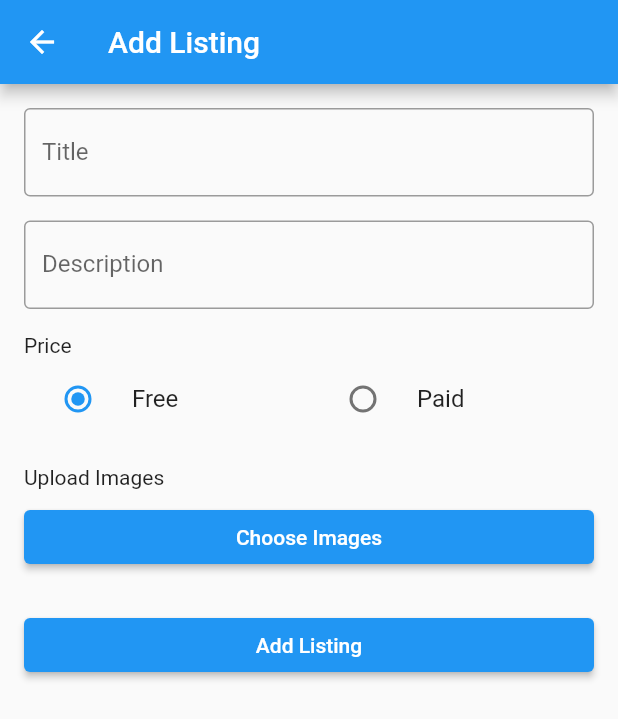
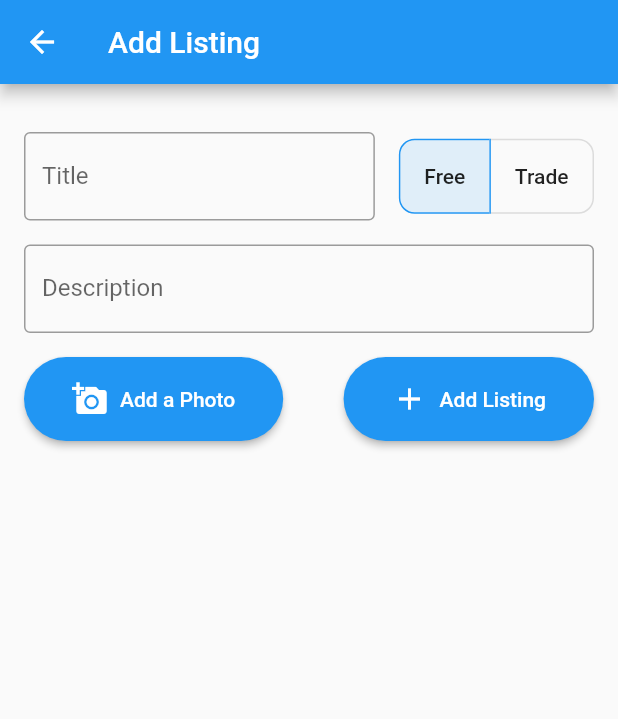
Before and after one commit to uhojin/student-trading-post, a Flutter app: the AddListingScreen screen opened directly, on a phone screen of 412 x 824 dp. Shown: the top 719 px of the screen. Run offline on Flutter 3.47's test engine with Material 2 defaults, Android fonts, the light colour scheme and no system bars; our stand-ins replace appinio_swiper, camera, cloud_firestore, firebase_auth, firebase_core, firebase_storage and 1 more; accounts and stored records are empty; network calls fail; statements that could not run were skipped.

Commit message:
Add listing UI redesign

```diff
--- a/lib/screens/add_listing_screen.dart
+++ b/lib/screens/add_listing_screen.dart
@@ -149,84 +149,6 @@ class _AddListingScreenState extends State<AddListingScreen> {
     }
   }
 
-  // void _submitListing() async {
-  //   if (_formKey.currentState != null &&
-  //       _formKey.currentState!.validate() &&
-  //       _imageFiles.isNotEmpty) {
-  //     _formKey.currentState!.save();
-  //
-  //     setState(() {
-  //       _isUploading = true;
-  //     });
-  //
-  //     // Upload image files to Firebase Storage
-  //     List<String> imageDownloadUrls = [];
-  //     try {
-  //       for (var i = 0; i < _imageFiles.length; i++) {
-  //         String fileName = '${DateTime.now().millisecondsSinceEpoch}_$i'; // Add index to the filename to avoid duplicates
-  //         Reference storageReference = FirebaseStorage.instance
-  //             .ref()
-  //             .child('listing_images/$fileName');
-  //         UploadTask uploadTask = storageReference.putFile(_imageFiles[i]);
-  //         TaskSnapshot taskSnapshot = await uploadTask.whenComplete(() {});
-  //         String imageDownloadUrl = await taskSnapshot.ref.getDownloadURL();
-  //         imageDownloadUrls.add(imageDownloadUrl);
-  //       }
-  //     } catch (e) {
-  //       print('Error uploading images: $e');
-  //       setState(() {
-  //         _isUploading = false;
-  //       });
-  //       return;
-  //     }
-  //
-  //     // Create a new document in the 'listings' collection in Cloud Firestore
-  //     try {
-  //       CollectionReference listingsCollection = FirebaseFirestore.instance
-  //           .collection('listings');
-  //       String userId = FirebaseAuth.instance.currentUser!.uid; // Get current user ID
-  //       await listingsCollection.add({
-  //         'userId': userId, // Include user ID in the document
-  //         'title': _title,
-  //         'description': _description,
-  //         'isFree': _isFree,
-  //         'imageUrls': imageDownloadUrls,
-  //         'timestamp': FieldValue.serverTimestamp(),
-  //       });
-  //       print('Listing added successfully');
-  //       setState(() {
-  //         _isUploading = false;
-  //       });
-  //       // Handle success
-  //
-  //       await Future.delayed(const Duration(seconds: 1));
-  //       if (!context.mounted) return;
-  //       Navigator.of(context as BuildContext).pop();
-  //     } catch (e) {
-  //       print('Error adding listing: $e');
-  //
-  //       setState(() {
-  //         _isUploading = false;
-  //       });
-  //       // Handle error adding listing
-  //     }
-  //   }
-  // }
-
-  Future<List<String>> _uploadImagesToStorage() async {
-    List<String> imageUrls = [];
-    FirebaseStorage storage = FirebaseStorage.instance;
-    for (var imageFile in _imageFiles) {
-      String fileName = path.basename(imageFile.path);
-      Reference ref = storage.ref().child('images/$fileName');
-      UploadTask uploadTask = ref.putFile(imageFile);
-      TaskSnapshot taskSnapshot = await uploadTask.whenComplete(() => null);
-      String imageUrl = await taskSnapshot.ref.getDownloadURL();
-      imageUrls.add(imageUrl);
-    }
-    return imageUrls;
-  }
-
   @override
   Widget build(BuildContext context) {
     return Scaffold(
@@ -241,8 +163,17 @@ class _AddListingScreenState extends State<AddListingScreen> {
             child: Column(
               crossAxisAlignment: CrossAxisAlignment.stretch,
               children: [
-                TextFormField(
-                  decoration: InputDecoration(
+                // const SizedBox(height: 16),
+                // const Text('Upload Images'),
+                // const SizedBox(height: 8),
+
+
+                const SizedBox(height: 16),
+
+                Row(
+                  children: [
+                  Expanded(child: TextFormField(
+                    decoration: const InputDecoration(
                       labelText: 'Title',
                       border: OutlineInputBorder(),
                     ),
@@ -256,9 +187,44 @@ class _AddListingScreenState extends State<AddListingScreen> {
                       _title = value!;
                     },
                   ),
-                SizedBox(height: 16),
+                  ),
+                    const SizedBox(width: 16),
+                    ToggleButtons(
+                      isSelected: [_isFree, !_isFree],
+                      selectedColor: Colors.white,
+                      borderRadius: BorderRadius.circular(10),
+                      color: Colors.grey,
+                      selectedBorderColor: Colors.blue,
+                      onPressed: (int index) {
+                        setState(() {
+                          _isFree = index == 0;
+                        });
+                      },
+                      children: <Widget>[
+                        Padding(
+                          padding: const EdgeInsets.symmetric(horizontal: 16.0),
+                          child: Text(
+                            'Free',
+                            style: Theme.of(context).textTheme.labelLarge,
+                          ),
+                        ),
+                        Padding(
+                          padding: const EdgeInsets.symmetric(horizontal: 16.0),
+                          child: Text(
+                            'Trade',
+                            style: Theme.of(context).textTheme.labelLarge,
+                          ),
+                        ),
+                      ],
+                    ),
+                ],),
+
+
+
+
+                const SizedBox(height: 16),
                 TextFormField(
-                  decoration: InputDecoration(
+                  decoration: const InputDecoration(
                     labelText: 'Description',
                     border: OutlineInputBorder(),
                   ),
@@ -272,49 +238,61 @@ class _AddListingScreenState extends State<AddListingScreen> {
                     _description = value!;
                   },
                 ),
-                SizedBox(height: 16),
-                Text('Price'),
+                const SizedBox(height: 16),
+                // const Text('Give it away or trade it'),
                 Row(
+                  mainAxisAlignment: MainAxisAlignment.spaceBetween,
+
                   children: [
-                    Expanded(
-                      child: RadioListTile<bool>(
-                        title: Text('Free'),
-                        value: true,
-                        groupValue: _isFree,
-                        onChanged: (bool? value) {
-                          setState(() {
-                            _isFree = value!;
-                          });
-                        },
-                      ),
-                    ),
-                    Expanded(
-                      child: RadioListTile<bool>(
-                        title: Text('Paid'),
-                        value: false,
-                        groupValue: _isFree,
-                        onChanged: (bool? value) {
-                          setState(() {
-                            _isFree = value!;
-                          });
-                        },
-                      ),
-                    ),
-                  ],
-                ),
-                SizedBox(height: 16),
-                Text('Upload Images'),
-                SizedBox(height: 8),
-                ElevatedButton(
+                    ElevatedButton.icon(
                         onPressed: () {
                           _showImageSourceDialog();
                         },
-                  child: Text('Choose Images'),
+
+                        icon: const Icon(Icons.add_a_photo),
+                        label: const Text('Add a Photo'),
+                        style: ElevatedButton.styleFrom(
+                          shape: RoundedRectangleBorder(
+                            borderRadius: BorderRadius.circular(32.0),
                           ),
-                SizedBox(height: 8),
+                          padding: const EdgeInsets.symmetric(horizontal: 32.0, vertical: 16.0),
+                        )
+                    ),
+
+                    ElevatedButton.icon(
+                      onPressed: _submitListing,
+                      icon: _isUploading
+                          ? const SizedBox(
+                        height: 20,
+                        width: 20,
+                        child: CircularProgressIndicator(
+                          color: Colors.white,
+                        ),
+                      )
+                          : Icon(Icons.add),
+                      label: Text('Add Listing'),
+                        style: ElevatedButton.styleFrom(
+                          shape: RoundedRectangleBorder(
+                            borderRadius: BorderRadius.circular(32.0),
+                          ),
+                          padding: const EdgeInsets.symmetric(horizontal: 32.0, vertical: 16.0),
+                        )
+                    ),
+
+
+
+                  ],
+                ),
+
+
+
+                // const SizedBox(height: 8),
+
+                const SizedBox(height: 16),
+
                 _imageFiles.isNotEmpty
                     ? GridView.count(
-                  physics: NeverScrollableScrollPhysics(),
+                  physics: const NeverScrollableScrollPhysics(),
                   shrinkWrap: true,
                   crossAxisCount: 3,
                   children: _imageFiles.map((imageFile) {
@@ -325,7 +303,7 @@ class _AddListingScreenState extends State<AddListingScreen> {
                           top: 0,
                           right: 0,
                           child: IconButton(
-                            icon: Icon(Icons.close),
+                            icon: const Icon(Icons.close),
                             onPressed: () {
                               setState(() {
                                 _imageFiles.remove(imageFile);
@@ -338,19 +316,6 @@ class _AddListingScreenState extends State<AddListingScreen> {
                   }).toList(),
                 )
                     : Container(),
-                SizedBox(height: 16),
-                ElevatedButton(
-                  onPressed: _submitListing,
-                  child: _isUploading
-                      ? SizedBox(
-                    height: 20,
-                    width: 20,
-                    child: CircularProgressIndicator(
-                      color: Colors.white,
-                    ),
-                  )
-                      : Text('Add Listing'),
-                ),
               ],
             ),
           ),
@@ -358,98 +323,4 @@ class _AddListingScreenState extends State<AddListingScreen> {
       ),
     );
   }
-
-
-// @override
-  // Widget build(BuildContext context) {
-  //   return Scaffold(
-  //     appBar: AppBar(
-  //       title: const Text('Add Listing'),
-  //     ),
-  //     body: SingleChildScrollView(
-  //       child: Padding(
-  //         padding: const EdgeInsets.all(16.0),
-  //         child: Column(
-  //           crossAxisAlignment: CrossAxisAlignment.stretch,
-  //           children: [
-  //             ElevatedButton.icon(
-  //               onPressed: _showImageSourceDialog,
-  //               icon: const Icon(Icons.camera_alt),
-  //               label: const Text('Add Image'),
-  //             ),
-  //             SizedBox(height: 16.0),
-  //             GridView.count(
-  //               crossAxisCount: 3,
-  //               shrinkWrap: true,
-  //               physics: const NeverScrollableScrollPhysics(),
-  //               children: _imageFiles
-  //                   .map(
-  //                     (image) => Stack(
-  //                   children: [
-  //                     Image.network(
-  //                       image as String,
-  //                       fit: BoxFit.cover,
-  //                       height: 100.0,
-  //                     ),
-  //                     Positioned(
-  //                       top: 0.0,
-  //                       right: 0.0,
-  //                       child: IconButton(
-  //                         icon: const Icon(Icons.close),
-  //                         onPressed: () => setState(() => _imageFiles.remove(image)),
-  //                       ),
-  //                     ),
-  //                   ],
-  //                 ),
-  //               )
-  //                   .toList(),
-  //             ),
-  //             SizedBox(height: 16.0),
-  //             TextFormField(
-  //               decoration: InputDecoration(
-  //                 labelText: 'Title',
-  //                 border: OutlineInputBorder(),
-  //               ),
-  //               validator: (value) {
-  //                 if (value == null || value.isEmpty) {
-  //                   return 'Please enter a title';
-  //                 }
-  //                 return null;
-  //               },
-  //               onChanged: (value) => setState(() => _title = value),
-  //             ),
-  //             SizedBox(height: 16.0),
-  //             TextFormField(
-  //               maxLines: null,
-  //               decoration: InputDecoration(
-  //                 labelText: 'Description',
-  //                 border: OutlineInputBorder(),
-  //               ),
-  //               validator: (value) {
-  //                 if (value == null || value.isEmpty) {
-  //                   return 'Please enter a description';
-  //                 }
-  //                 return null;
-  //               },
-  //               onChanged: (value) => setState(() => _description = value),
-  //             ),
-  //             SizedBox(height: 16.0),
-  //             CheckboxListTile(
-  //               title: const Text('Is Free'),
-  //               value: _isFree,
-  //               onChanged: (value) => setState(() => _isFree = value ?? false),
-  //             ),
-  //             SizedBox(height: 16.0),
-  //             ElevatedButton(
-  //               onPressed: _submitListing,
-  //               child: const Text('Add Listing'),
-  //             ),
-  //           ],
-  //         ),
-  //       ),
-  //     ),
-  //   );
-  // }
-
-
 }
```
Also changed, not shown: lib/screens/listing_details_screen.dart (+22 -1 lines), lib/screens/listings_screen.dart (+9 -6 lines). Lines whose indentation alone changed are shown as unchanged.
